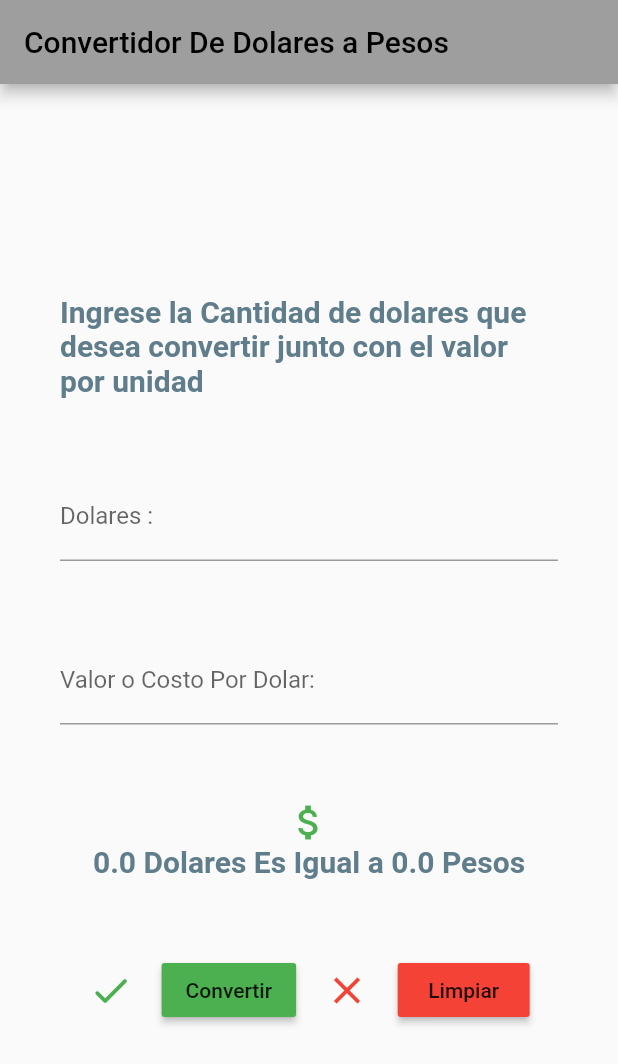
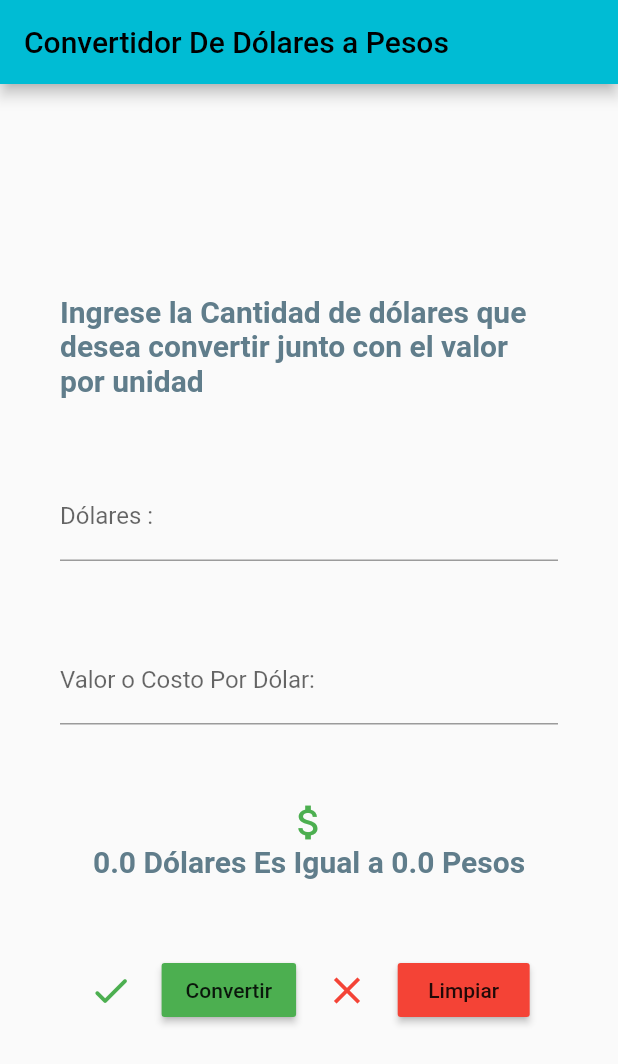
Before and after one commit to josejubm/Area-Priasma-Flutter, a Flutter app: the screen it shows after launch, on a phone screen of 412 x 824 dp. Shown: the top 1064 px of the screen. Run offline on Flutter 3.47's test engine with Material 2 defaults, Android fonts, the phone set to English and light mode, and no system bars; missing offline and left inert: dart:ffi.

Commit message:
Flutter App Dolar/Pesos

```diff
--- a/lib/main.dart
+++ b/lib/main.dart
@@ -14,7 +14,7 @@ class MyApp extends StatelessWidget {
     return MaterialApp(
       title: 'Flutter Demo',
       theme: ThemeData(
-        primarySwatch: Colors.grey,
+        primarySwatch: Colors.cyan,
       ),
       home: const Home(),
     );
--- a/lib/pages/home.dart
+++ b/lib/pages/home.dart
@@ -39,7 +39,7 @@ class HomePageState extends State<Home> {
   Widget build(BuildContext contex) {
     return new Scaffold(
       appBar: new AppBar(
-        title: const Text("Convertidor De Dolares a Pesos"),
+        title: const Text("Convertidor De Dólares a Pesos"),
       ),
       body: new Container(
         padding: const EdgeInsets.all(40.0),
@@ -48,7 +48,7 @@ class HomePageState extends State<Home> {
           children: <Widget>[
             // ignore: prefer_const_constructors
             new Text(
-                "Ingrese la Cantidad de dolares que desea convertir junto con el valor por unidad",
+                "Ingrese la Cantidad de dólares que desea convertir junto con el valor por unidad",
                 style: const TextStyle(
                     fontSize: 20.0,
                     fontWeight: FontWeight.bold,
@@ -58,7 +58,7 @@ class HomePageState extends State<Home> {
             ),
             new TextField(
               keyboardType: TextInputType.number,
-              decoration: const InputDecoration(labelText: "Dolares : "),
+              decoration: const InputDecoration(labelText: "Dólares : "),
               controller: avg1,
             ),
             const Padding(
@@ -67,7 +67,7 @@ class HomePageState extends State<Home> {
             new TextField(
               keyboardType: TextInputType.number,
               decoration:
-                  const InputDecoration(labelText: "Valor o Costo Por Dolar:"),
+                  const InputDecoration(labelText: "Valor o Costo Por Dólar:"),
               controller: avg2,
             ),
             const Padding(
@@ -78,7 +78,7 @@ class HomePageState extends State<Home> {
               color: Colors.green,
               size: 30.0,
             ),
-            new Text("$dolares Dolares Es Igual a $resultado Pesos",
+            new Text("$dolares Dólares Es Igual a $resultado Pesos",
                 style: const TextStyle(
                     fontSize: 20.0,
                     fontWeight: FontWeight.bold,
```
